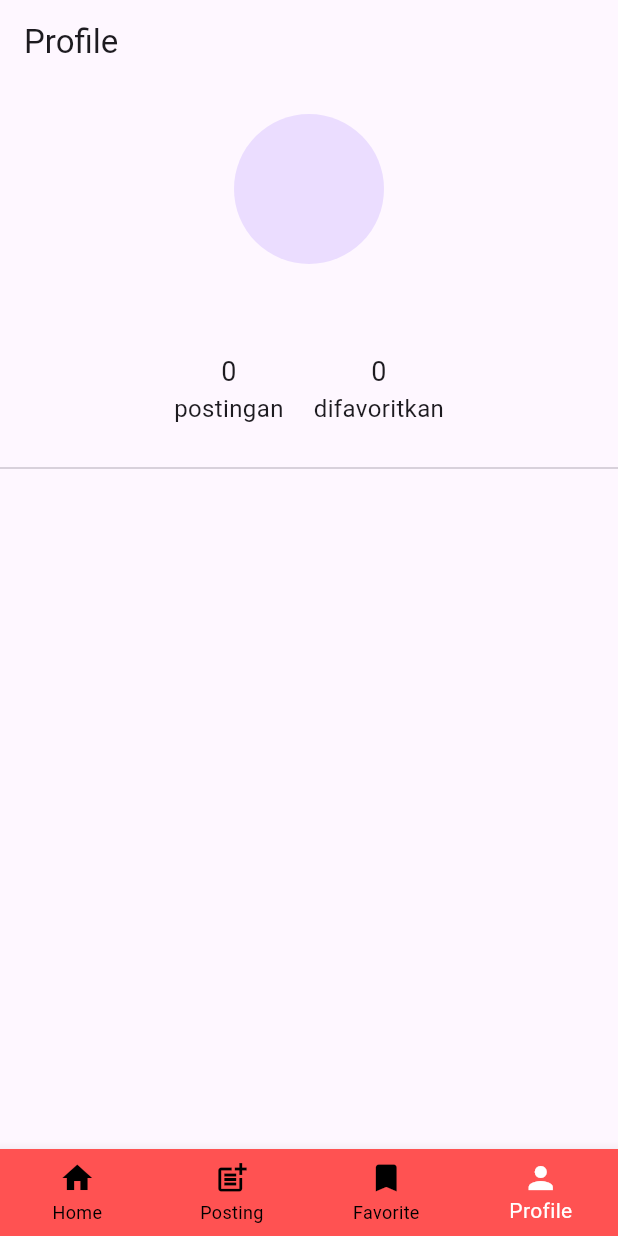
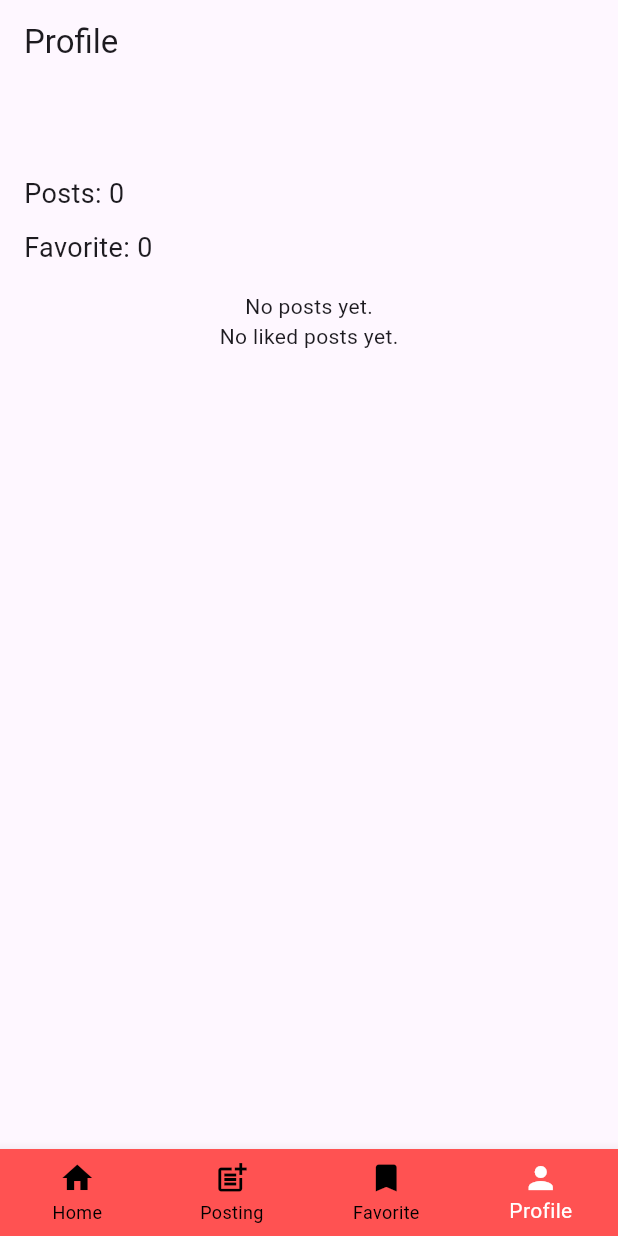
Before and after one commit to richards0904/prj_kulinerkito, a Flutter app: the screen it shows once a user with an empty profile is signed in, item 4 of the bottom bar chosen, on a phone screen of 412 x 824 dp. Run offline on Flutter 3.47's test engine with Material 3 defaults, Android fonts, the light colour scheme and no system bars; our stand-ins replace cloud_firestore, firebase_auth, firebase_core, firebase_messaging, firebase_storage, flutter_local_notifications and 5 more; missing offline and left inert: googleapis; accounts and stored records are empty; key blocks and very long unbroken strings in the code were emptied for the run.

Commit message:
memperbaiki error di profilescreen

```diff
--- a/lib/screens/favorite_screen.dart
+++ b/lib/screens/favorite_screen.dart
@@ -28,7 +28,8 @@ class _FavoriteScreenState extends State<FavoriteScreen> {
         .where('isBookmarked', isEqualTo: true)
         .get();
 
-    List<Post> posts = snapshot.docs.map((doc) => Post.fromDocument(doc)).toList();
+    List<Post> posts =
+        snapshot.docs.map((doc) => Post.fromDocument(doc)).toList();
 
     setState(() {
       _favoritePosts = posts;
@@ -59,7 +60,8 @@ class _FavoriteScreenState extends State<FavoriteScreen> {
                       MaterialPageRoute(
                         builder: (context) => DetailScreen(
                           post: post,
-                          onFavorite: _loadFavoritePosts, // Reload favorites when coming back from detail
+                          onFavorite:
+                              _loadFavoritePosts, // Reload favorites when coming back from detail
                         ),
                       ),
                     );
--- a/lib/screens/profile_screen.dart
+++ b/lib/screens/profile_screen.dart
@@ -1,22 +1,20 @@
+import 'package:flutter/material.dart';
 import 'package:cloud_firestore/cloud_firestore.dart';
 import 'package:firebase_auth/firebase_auth.dart';
-import 'package:flutter/material.dart';
+import 'package:prj_kulinerkito/models/post.dart';
+import 'package:prj_kulinerkito/screens/detail_screen.dart';
 
 class ProfileScreen extends StatefulWidget {
+  const ProfileScreen({Key? key}) : super(key: key);
+
   @override
   _ProfileScreenState createState() => _ProfileScreenState();
 }
 
 class _ProfileScreenState extends State<ProfileScreen> {
-  final FirebaseAuth _auth = FirebaseAuth.instance;
-  final FirebaseFirestore _firestore = FirebaseFirestore.instance;
-
-  User? _user;
-  String _username = '';
-  String _profileImageUrl = '';
-  int _postCount = 0;
-  int _favoritesCount = 0;
-  List<dynamic> _postImages = [];
+  late User? _currentUser;
+  late List<Post> _userPosts = [];
+  late List<Post> _likedPosts = [];
 
   @override
   void initState() {
@@ -25,49 +23,39 @@ class _ProfileScreenState extends State<ProfileScreen> {
   }
 
   Future<void> _loadUserData() async {
-    _user = _auth.currentUser;
+    _currentUser = FirebaseAuth.instance.currentUser;
+    if (_currentUser != null) {
+      await _loadUserPosts();
+      await _loadLikedPosts();
+    }
+  }
 
-    if (_user != null) {
-      try {
-        final userDocRef = _firestore.collection('users').doc(_user!.uid);
-        final userData = await userDocRef.get();
-
-        if (userData.exists) {
-          setState(() {
-            _username = userData['displayName'] ?? 'Anonymous';
-            _profileImageUrl = userData['profileImageUrl'] ?? '';
-            _favoritesCount = userData['favorites'] ?? 0;
-            _postCount = userData['postCount'] ??
-                0; // Ambil jumlah postingan dari FireStore
-          });
-
-          // Load gambar-gambar postingan dari Firestore
-          final userPostsQuery = await _firestore
+  Future<void> _loadUserPosts() async {
+    QuerySnapshot snapshot = await FirebaseFirestore.instance
         .collection('posts')
-              .where('authorId', isEqualTo: _user!.uid)
+        .where('authorId', isEqualTo: _currentUser!.uid)
         .get();
 
+    List<Post> posts =
+        snapshot.docs.map((doc) => Post.fromDocument(doc)).toList();
+
     setState(() {
-            _postImages = userPostsQuery.docs
-                .map((doc) => doc['imageUrl'] as String)
-                .toList();
-          });
-        } else {
-          setState(() {
-            _username = _user!.displayName ?? 'Anonymous';
-            _profileImageUrl = '';
-            _postCount = 0;
-            _favoritesCount = 0;
-            _postImages = [];
+      _userPosts = posts;
     });
   }
-      } catch (e) {
-        print('Error loading user data: $e');
+
+  Future<void> _loadLikedPosts() async {
+    QuerySnapshot snapshot = await FirebaseFirestore.instance
+        .collection('posts')
+        .where('likes_users', arrayContains: _currentUser!.uid)
+        .get();
+
+    List<Post> posts =
+        snapshot.docs.map((doc) => Post.fromDocument(doc)).toList();
+
     setState(() {
-          // Handle error state if needed
+      _likedPosts = posts;
     });
-      }
-    }
   }
 
   @override
@@ -76,62 +64,99 @@ class _ProfileScreenState extends State<ProfileScreen> {
       appBar: AppBar(
         title: Text('Profile'),
       ),
-      body: _user == null
-          ? Center(child: Text('No user logged in'))
-          : SingleChildScrollView(
-              child: Column(
+      body: _currentUser == null
+          ? Center(
+              child: CircularProgressIndicator(),
+            )
+          : ListView(
               children: [
-                  SizedBox(height: 20),
-                  CircleAvatar(
-                    radius: 50,
-                    // backgroundImage: NetworkImage(_profileImageUrl),
-                  ),
-                  SizedBox(height: 10),
-                  Text(
-                    _username,
-                    style: TextStyle(fontSize: 20, fontWeight: FontWeight.bold),
-                  ),
-                  SizedBox(height: 20),
-                  Row(
-                    mainAxisAlignment: MainAxisAlignment.center,
-                    children: [
-                      Column(
-                        children: [
-                          Text('$_postCount', style: TextStyle(fontSize: 18)),
-                          Text('postingan', style: TextStyle(fontSize: 16)),
+                _buildUserInfo(),
+                _buildUserPosts(),
+                _buildLikedPosts(),
               ],
             ),
-                      SizedBox(width: 20),
-                      Column(
+    );
+  }
+
+  Widget _buildUserInfo() {
+    return Padding(
+      padding: const EdgeInsets.all(16.0),
+      child: Column(
+        crossAxisAlignment: CrossAxisAlignment.start,
         children: [
-                          Text('$_favoritesCount',
-                              style: TextStyle(fontSize: 18)),
-                          Text('difavoritkan', style: TextStyle(fontSize: 16)),
+          Text(_currentUser!.displayName ?? 'User',
+              style:
+                  const TextStyle(fontSize: 24, fontWeight: FontWeight.bold)),
+          const SizedBox(height: 10),
+          Text('Posts: ${_userPosts.length}',
+              style: const TextStyle(fontSize: 18)),
+          const SizedBox(height: 10),
+          Text('Favorite: ${_likedPosts.length}',
+              style: const TextStyle(fontSize: 18)),
         ],
       ),
-                    ],
-                  ),
-                  SizedBox(height: 20),
-                  Divider(),
-                  GridView.builder(
+    );
+  }
+
+  Widget _buildUserPosts() {
+    return _userPosts.isEmpty
+        ? const Center(
+            child: Text('No posts yet.'),
+          )
+        : ListView.builder(
             shrinkWrap: true,
             physics: NeverScrollableScrollPhysics(),
-                    itemCount: _postImages.length,
-                    gridDelegate: SliverGridDelegateWithFixedCrossAxisCount(
-                      crossAxisCount: 3,
-                      crossAxisSpacing: 4,
-                      mainAxisSpacing: 4,
-                    ),
+            itemCount: _userPosts.length,
             itemBuilder: (context, index) {
-                      return Image.network(
-                        _postImages[index],
-                        fit: BoxFit.cover,
-                      );
-                    },
-                  ),
-                ],
+              Post post = _userPosts[index];
+              return ListTile(
+                title: Text(post.username),
+                subtitle: Text(post.description),
+                leading: Image.network(post.imageUrl),
+                onTap: () {
+                  Navigator.push(
+                    context,
+                    MaterialPageRoute(
+                      builder: (context) => DetailScreen(
+                        post: post,
+                        onFavorite: _loadLikedPosts,
                       ),
                     ),
                   );
+                },
+              );
+            },
+          );
+  }
+
+  Widget _buildLikedPosts() {
+    return _likedPosts.isEmpty
+        ? const Center(
+            child: Text('No liked posts yet.'),
+          )
+        : ListView.builder(
+            shrinkWrap: true,
+            physics: NeverScrollableScrollPhysics(),
+            itemCount: _likedPosts.length,
+            itemBuilder: (context, index) {
+              Post post = _likedPosts[index];
+              return ListTile(
+                title: Text(post.username),
+                subtitle: Text(post.description),
+                leading: Image.network(post.imageUrl),
+                onTap: () {
+                  Navigator.push(
+                    context,
+                    MaterialPageRoute(
+                      builder: (context) => DetailScreen(
+                        post: post,
+                        onFavorite: _loadLikedPosts,
+                      ),
+                    ),
+                  );
+                },
+              );
+            },
+          );
   }
 }
```
Lines whose indentation alone changed are shown as unchanged.
